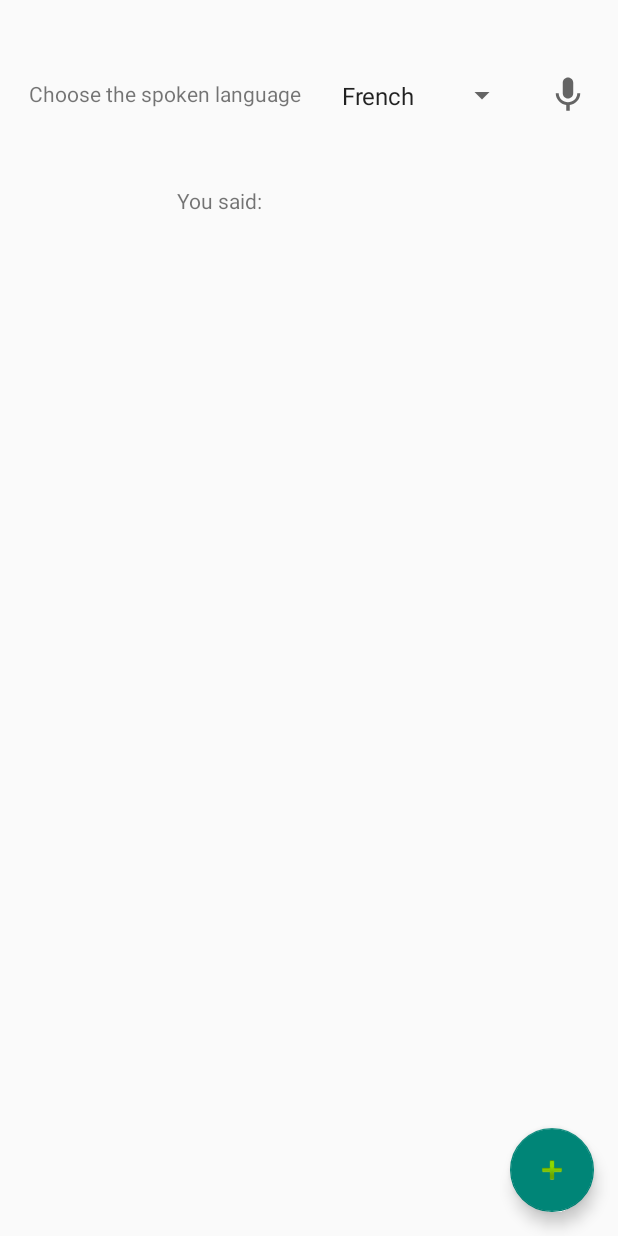
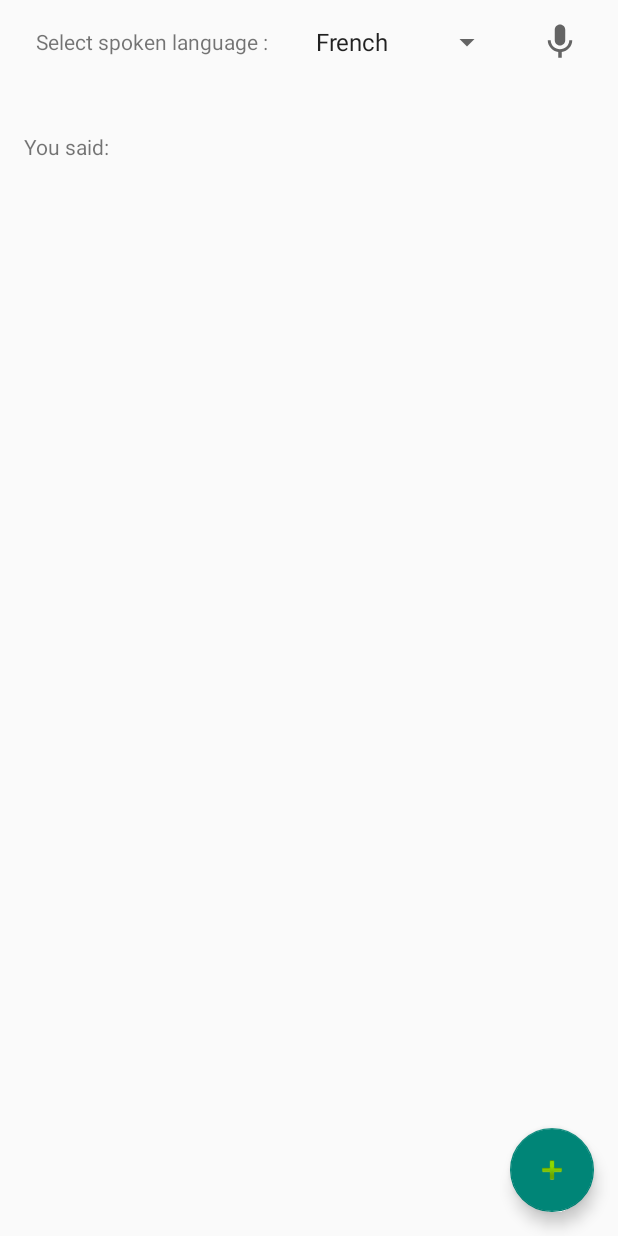
Before and after one commit to ndelvoye/BabelBlock, an Android app: the screen it shows after launch (MainActivity), on a phone screen of 412 x 824 dp. Run offline under Robolectric (Android 15) with nearby library versions, the phone set to English and light mode, and no system bars; 1 statement that could not run was skipped.

Commit message:
SpeechRecognizer in multiple languages + display of pronounced sentence

```diff
--- a/app/src/main/java/fr/enssat/babelblock/delvoye_legal/MainActivity.kt
+++ b/app/src/main/java/fr/enssat/babelblock/delvoye_legal/MainActivity.kt
@@ -2,22 +2,26 @@ package fr.enssat.babelblock.delvoye_legal
 
 import android.Manifest
 import android.content.pm.PackageManager
-import androidx.appcompat.app.AppCompatActivity
 import android.os.Bundle
 import android.util.Log
 import android.view.MotionEvent
+import android.view.View
+import android.widget.AdapterView
 import android.widget.Toast
+import androidx.appcompat.app.AppCompatActivity
 import androidx.core.app.ActivityCompat
 import androidx.core.content.ContextCompat
 import com.google.android.material.snackbar.Snackbar
 import fr.enssat.babelblock.delvoye_legal.tools.BlockService
 import fr.enssat.babelblock.delvoye_legal.tools.SpeechToTextTool
 import kotlinx.android.synthetic.main.activity_main.*
+import java.util.*
 
 class MainActivity : AppCompatActivity() {
     private val recordAudioRequestCode = 1
 
     private lateinit var speechToText: SpeechToTextTool
+    private lateinit var selectedSpokenLanguage: Locale
 
     override fun onCreate(savedInstanceState: Bundle?) {
         super.onCreate(savedInstanceState)
@@ -28,12 +32,14 @@ class MainActivity : AppCompatActivity() {
         }
 
         val service = BlockService(this)
-        speechToText = service.speechToText()
+        // Recognize the sentence in selected spoken language "Spinner"
+        selectedSpokenLanguage = stringToLocale("French")
+        speechToText = service.speechToText(selectedSpokenLanguage)
 
-        beginTranslationButton.setOnTouchListener { v, event ->
+        startTalkButton.setOnTouchListener { v, event ->
             if (event.action == MotionEvent.ACTION_DOWN) {
                 Log.d("RecoUI", "Started")
-                Snackbar.make(beginTranslationButton, "Started to record your voice...", Snackbar.LENGTH_SHORT).show()
+                Snackbar.make(startTalkButton, "You can talk...", Snackbar.LENGTH_SHORT).show()
                 sentencePronounced.text = ""
                 v.performClick()
                 speechToText.start(object : SpeechToTextTool.Listener {
@@ -48,6 +54,18 @@ class MainActivity : AppCompatActivity() {
                 speechToText.stop()
             }
             false
+        }
+
+        selectSpokenLanguageSpinner?.onItemSelectedListener = object : AdapterView.OnItemSelectedListener {
+            override fun onNothingSelected(parent: AdapterView<*>?) {
+                // Do nothing
+            }
+
+            override fun onItemSelected(parent: AdapterView<*>?, view: View?, position: Int, id: Long) {
+                selectedSpokenLanguage = stringToLocale(selectSpokenLanguageSpinner.selectedItem.toString())
+                speechToText = service.speechToText(selectedSpokenLanguage)
+                Log.d("Spinner", "Selected spoken language = $selectedSpokenLanguage")
+            }
         }
     }
 
@@ -68,4 +86,15 @@ class MainActivity : AppCompatActivity() {
         }
     }
 
+    private fun stringToLocale(s: String): Locale {
+        return when(s) {
+            "French" -> Locale.FRENCH
+            "English" -> Locale.ENGLISH
+            "Chinese" -> Locale.CHINESE
+            "Italian" -> Locale.ITALIAN
+            "Japanese" -> Locale.JAPANESE
+            "German" -> Locale.GERMAN
+            else -> throw Exception("Locale not recognized : $s")
+        }
+    }
 }
--- a/app/src/main/java/fr/enssat/babelblock/delvoye_legal/tools/Service.kt
+++ b/app/src/main/java/fr/enssat/babelblock/delvoye_legal/tools/Service.kt
@@ -27,15 +27,13 @@ interface SpeechToTextTool {
 }
 
 class BlockService(private val context: Context) {
-
-    fun textToSpeech(): TextToSpeechTool {
-        val locale = Locale.getDefault()
-        return TextToSpeechHandler(context.applicationContext, locale)
+    fun textToSpeech(from: Locale?): TextToSpeechTool {
+        return TextToSpeechHandler(context.applicationContext, from)
     }
 
     fun translator(from: Locale, to: Locale): TranslationTool =
         TranslatorHandler(context.applicationContext, from, to)
 
-    fun speechToText(from: Locale = Locale.getDefault()): SpeechToTextTool =
+    fun speechToText(from: Locale?): SpeechToTextTool =
         SpeechRecognizerHandler(context.applicationContext, from)
 }
--- a/app/src/main/java/fr/enssat/babelblock/delvoye_legal/tools/impl/SpeechRecognizerHandler.kt
+++ b/app/src/main/java/fr/enssat/babelblock/delvoye_legal/tools/impl/SpeechRecognizerHandler.kt
@@ -7,10 +7,11 @@ import android.speech.RecognitionListener
 import android.speech.RecognizerIntent
 import android.speech.SpeechRecognizer
 import android.util.Log
+import androidx.core.app.ActivityCompat.startActivityForResult
 import fr.enssat.babelblock.delvoye_legal.tools.SpeechToTextTool
 import java.util.*
 
-class SpeechRecognizerHandler(context: Context, locale: Locale) : SpeechToTextTool {
+class SpeechRecognizerHandler(context: Context, locale: Locale?) : SpeechToTextTool {
 
     init {
         if (SpeechRecognizer.isRecognitionAvailable(context).not()) {
@@ -61,7 +62,9 @@ class SpeechRecognizerHandler(context: Context, locale: Locale) : SpeechToTextTo
 
     private val intent = Intent(RecognizerIntent.ACTION_RECOGNIZE_SPEECH).apply {
         putExtra(RecognizerIntent.EXTRA_LANGUAGE_MODEL, RecognizerIntent.LANGUAGE_MODEL_FREE_FORM)
-        putExtra(RecognizerIntent.EXTRA_LANGUAGE, locale)
+        putExtra(RecognizerIntent.EXTRA_LANGUAGE, locale.toString())
+        putExtra(RecognizerIntent.EXTRA_LANGUAGE_PREFERENCE, locale.toString())
+        putExtra(RecognizerIntent.EXTRA_ONLY_RETURN_LANGUAGE_PREFERENCE, locale.toString())
     }
 
     override fun start(listener: SpeechToTextTool.Listener) {
--- a/app/src/main/java/fr/enssat/babelblock/delvoye_legal/tools/impl/TextToSpeechHandler.kt
+++ b/app/src/main/java/fr/enssat/babelblock/delvoye_legal/tools/impl/TextToSpeechHandler.kt
@@ -1,21 +1,22 @@
 package fr.enssat.babelblock.delvoye_legal.tools.impl
 import android.content.Context
+import android.os.Build
 import android.speech.tts.TextToSpeech
 import android.util.Log
 import fr.enssat.babelblock.delvoye_legal.tools.TextToSpeechTool
 import java.util.*
 
-class TextToSpeechHandler(context: Context, val locale: Locale): TextToSpeechTool {
+class TextToSpeechHandler(context: Context, private val locale: Locale?): TextToSpeechTool {
 
-    private val speaker = TextToSpeech(context, object: TextToSpeech.OnInitListener {
-        override fun onInit(status: Int) {
-            Log.d("Speak", "status: $status")
-        }
-    })
+    private val speaker = TextToSpeech(context, TextToSpeech.OnInitListener { status -> Log.d("Speak", "status: $status") })
 
     override fun speak(text: String) {
         speaker.language = locale
-        speaker.speak(text, TextToSpeech.QUEUE_FLUSH, null)
+        if (Build.VERSION.SDK_INT >= Build.VERSION_CODES.LOLLIPOP) { // Use non-deprecated method
+            speaker.speak(text,TextToSpeech.QUEUE_FLUSH,null,null)
+        } else {
+            speaker.speak(text, TextToSpeech.QUEUE_FLUSH, null)
+        }
     }
 
     override fun stop() {
--- a/app/src/main/java/fr/enssat/babelblock/delvoye_legal/tools/impl/TranslatorHandler.kt
+++ b/app/src/main/java/fr/enssat/babelblock/delvoye_legal/tools/impl/TranslatorHandler.kt
@@ -29,7 +29,7 @@ class TranslatorHandler(context: Context, from: Locale, to: Locale): Translation
     override fun translate(text: String, callback: (String) -> Unit) {
         translator.translate(text)
             .addOnSuccessListener(callback)
-            .addOnFailureListener { e -> Log.e("Translation", "Translation falied", e) }
+            .addOnFailureListener { e -> Log.e("Translation", "Translation failed", e) }
     }
 
     override fun close() {
--- a/app/src/main/res/layout/activity_main.xml
+++ b/app/src/main/res/layout/activity_main.xml
@@ -7,72 +7,86 @@
     android:layout_height="match_parent"
     tools:context=".MainActivity">
 
-    <!-- First line-->
+    <androidx.constraintlayout.widget.ConstraintLayout
+        android:id="@+id/constraintLayout"
+        android:layout_width="411dp"
+        android:layout_height="55dp"
+        app:layout_constraintEnd_toEndOf="parent"
+        app:layout_constraintHorizontal_bias="0.0"
+        app:layout_constraintStart_toStartOf="parent"
+        app:layout_constraintTop_toTopOf="parent">
+
         <TextView
-        android:id="@+id/selectSpokenLanguageTextView"
+            android:id="@+id/selectSpokenLanguageText"
             android:layout_width="wrap_content"
             android:layout_height="wrap_content"
-        android:text="@string/select_language_text"
-        app:layout_constraintBottom_toTopOf="@+id/sentencePronouncedTitle"
+            android:text="@string/select_spoken_language_title"
+            app:layout_constraintStart_toStartOf="parent"
             app:layout_constraintEnd_toStartOf="@+id/selectSpokenLanguageSpinner"
-        app:layout_constraintStart_toStartOf="parent"
-        app:layout_constraintTop_toTopOf="parent"/>
+            app:layout_constraintBottom_toBottomOf="parent"
+            app:layout_constraintHorizontal_bias="0.171"
+            app:layout_constraintTop_toTopOf="parent" />
 
         <Spinner
             android:id="@+id/selectSpokenLanguageSpinner"
-        android:layout_width="125dp"
-        android:layout_height="31dp"
+            android:layout_width="wrap_content"
+            android:layout_height="wrap_content"
+            app:layout_constraintStart_toEndOf="@+id/selectSpokenLanguageText"
+            app:layout_constraintEnd_toStartOf="@+id/startTalkButton"
+            app:layout_constraintTop_toTopOf="parent"
+            app:layout_constraintBottom_toBottomOf="parent"
             android:entries="@array/languages"
-        android:spinnerMode="dropdown"
-        app:layout_constraintStart_toEndOf="@id/selectSpokenLanguageTextView"
-        app:layout_constraintEnd_toStartOf="@id/beginTranslationButton"
-        app:layout_constraintTop_toTopOf="parent"
-        app:layout_constraintBottom_toTopOf="@+id/sentencePronounced" />
+            />
 
         <ImageView
-        android:id="@+id/beginTranslationButton"
+            android:id="@+id/startTalkButton"
             android:layout_width="28dp"
             android:layout_height="28dp"
             android:contentDescription="@string/begin_translation_button_content_description"
+            app:layout_constraintBottom_toBottomOf="parent"
+            app:layout_constraintEnd_toEndOf="parent"
+            app:layout_constraintHorizontal_bias="0.5"
             app:layout_constraintStart_toEndOf="@+id/selectSpokenLanguageSpinner"
-        app:layout_constraintEnd_toEndOf="parent"
             app:layout_constraintTop_toTopOf="parent"
-        app:layout_constraintBottom_toTopOf="@+id/sentencePronounced"
             app:srcCompat="@drawable/ic_baseline_mic_24" />
 
-    <!-- Deuxième ligne -->
+    </androidx.constraintlayout.widget.ConstraintLayout>
+
+    <androidx.constraintlayout.widget.ConstraintLayout
+        android:id="@+id/constraintLayout2"
+        android:layout_width="409dp"
+        android:layout_height="76dp"
+        android:layout_marginTop="4dp"
+        app:layout_constraintEnd_toEndOf="parent"
+        app:layout_constraintStart_toStartOf="parent"
+        app:layout_constraintTop_toBottomOf="@+id/constraintLayout">
+
         <TextView
             android:id="@+id/sentencePronouncedTitle"
             android:layout_width="wrap_content"
             android:layout_height="wrap_content"
             android:text="@string/sentence_pronounced_title"
+            app:layout_constraintBottom_toBottomOf="@+id/sentencePronounced"
+            app:layout_constraintEnd_toStartOf="@+id/sentencePronounced"
+            app:layout_constraintHorizontal_bias="0.5"
             app:layout_constraintStart_toStartOf="parent"
-        app:layout_constraintEnd_toStartOf="@+id/sentencePronounced"
-        app:layout_constraintTop_toBottomOf="@+id/selectSpokenLanguageTextView"
-        app:layout_constraintBottom_toTopOf="@+id/languagesRecyclerView" />
+            app:layout_constraintTop_toTopOf="@+id/sentencePronounced" />
 
         <TextView
             android:id="@+id/sentencePronounced"
-        android:layout_width="wrap_content"
+            android:layout_width="307dp"
             android:layout_height="wrap_content"
-        app:layout_constraintBottom_toTopOf="@+id/languagesRecyclerView"
-        app:layout_constraintEnd_toEndOf="parent"
-        app:layout_constraintStart_toEndOf="@+id/sentencePronouncedTitle"
-        app:layout_constraintTop_toBottomOf="@+id/beginTranslationButton"
+            android:ellipsize="end"
             android:maxLines="1"
-        android:ellipsize="end" />
-
-    <!-- List -->
-    <androidx.recyclerview.widget.RecyclerView
-        android:id="@+id/languagesRecyclerView"
-        android:layout_width="413dp"
-        android:layout_height="628dp"
-        android:padding="16dp"
             app:layout_constraintBottom_toBottomOf="parent"
             app:layout_constraintEnd_toEndOf="parent"
-        app:layout_constraintStart_toStartOf="parent" />
+            app:layout_constraintHorizontal_bias="0.5"
+            app:layout_constraintStart_toEndOf="@+id/sentencePronouncedTitle"
+            app:layout_constraintTop_toTopOf="parent"
+            app:layout_constraintVertical_bias="0.508" />
 
-    <!-- Action button -->
+    </androidx.constraintlayout.widget.ConstraintLayout>
+
     <com.google.android.material.floatingactionbutton.FloatingActionButton
         android:id="@+id/addLanguageButton"
         android:layout_width="wrap_content"
@@ -87,4 +101,14 @@
         app:rippleColor="#FFFFFF"
         app:srcCompat="@android:drawable/ic_input_add" />
 
+    <androidx.recyclerview.widget.RecyclerView
+        android:id="@+id/languagesRecyclerView"
+        android:layout_width="412dp"
+        android:layout_height="586dp"
+        android:padding="16dp"
+        app:layout_constraintBottom_toBottomOf="parent"
+        app:layout_constraintEnd_toEndOf="parent"
+        app:layout_constraintStart_toStartOf="parent"
+        app:layout_constraintTop_toBottomOf="@+id/constraintLayout2" />
+
 </androidx.constraintlayout.widget.ConstraintLayout>
--- /dev/null
+++ b/app/src/main/res/values/arrays.xml
@@ -0,0 +1,11 @@
+<?xml version="1.0" encoding="utf-8"?>
+<resources>
+    <array name="languages">
+        <item>French</item>
+        <item>English</item>
+        <item>Chinese</item>
+        <item>Italian</item>
+        <item>Japanese</item>
+        <item>German</item>
+    </array>
+</resources>
--- a/app/src/main/res/values/strings.xml
+++ b/app/src/main/res/values/strings.xml
@@ -1,17 +1,7 @@
 <resources>
     <string name="app_name">BabelBlock</string>
-    <string name="select_language_text">Choose the spoken language</string>
+    <string name="select_spoken_language_title">Select spoken language : </string>
     <string name="sentence_pronounced_title">You said:</string>
-    <string name="begin_translation_button_content_description">Begin translation button</string>
+    <string name="begin_translation_button_content_description">STT button</string>
     <string name="add_language_button_content_description">Add language button</string>
-
-    <string-array name="languages">
-        <item>French</item>
-        <item>English</item>
-        <item>Chinese</item>
-        <item>Italian</item>
-        <item>Japanese</item>
-        <item>Russian</item>
-        <item>Spanish</item>
-    </string-array>
 </resources>
```
Lines whose indentation alone changed are shown as unchanged.
